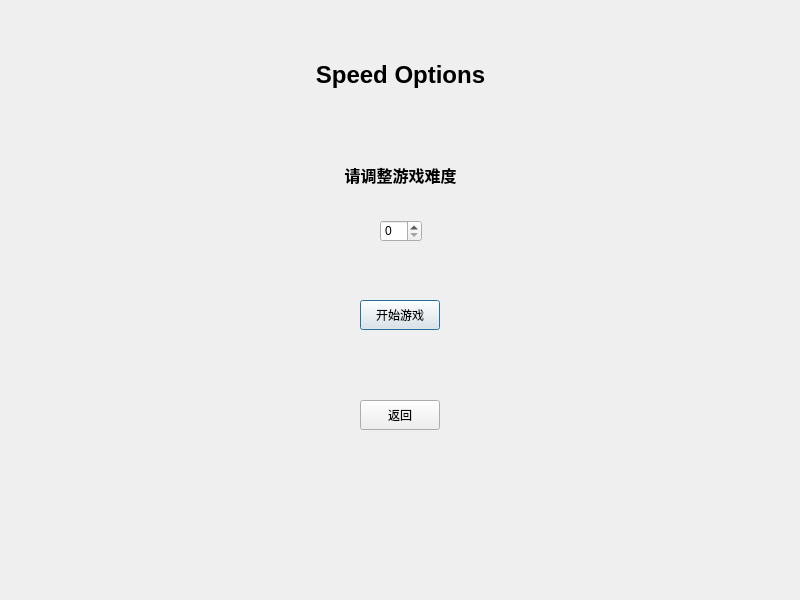
The window that Snake/dialog1.ui (lishurui0612/qtSnake) describes before a commit, drawn with Qt 5.
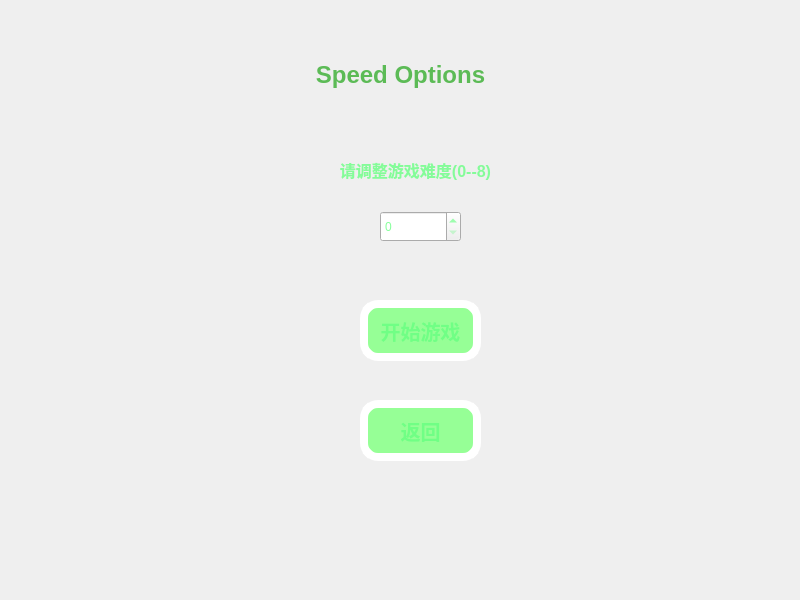
The same window after the commit.

```diff
--- a/Snake/dialog1.ui
+++ b/Snake/dialog1.ui
@@ -28,6 +28,9 @@
      <height>40</height>
     </size>
    </property>
+   <property name="styleSheet">
+    <string notr="true"> color:rgba(51,172,43,200);                                                                  </string>
+   </property>
    <property name="text">
     <string>&lt;html&gt;&lt;head/&gt;&lt;body&gt;&lt;p align=&quot;center&quot;&gt;&lt;span style=&quot; font-size:18pt; font-weight:600;&quot;&gt;Speed Options&lt;/span&gt;&lt;/p&gt;&lt;/body&gt;&lt;/html&gt;</string>
    </property>
@@ -50,10 +53,35 @@
     <rect>
      <x>360</x>
      <y>300</y>
-     <width>80</width>
-     <height>30</height>
+     <width>121</width>
+     <height>61</height>
     </rect>
    </property>
+   <property name="styleSheet">
+    <string notr="true">QPushButton{
+                   background-color:rgb(150,255,150);
+                   border-style:outset;                
+                   border-width:8px;                   
+                   border-radius:18px;                   
+                   border-color:rgb(255,255,255);
+                   font:bold 20px; 
+				 color:rgba(102,255,129,200);                                                                 
+                   padding:6px;                          
+                   
+}
+ QPushButton:pressed{
+                   background-color:rgba(100,200,150,200);
+                   border-color:rgba(255,255,255,30);
+                   border-style:inset;
+                   color:rgba(255,127,0,100);
+                   }
+                 
+ QPushButton:hover{
+ 				background-color:rgba(100,255,150,200);
+                  border-color:rgba(255,255,255,200);
+                  color:rgba(255,127,0,200);
+                   }</string>
+   </property>
    <property name="text">
     <string>开始游戏</string>
    </property>
@@ -63,10 +91,35 @@
     <rect>
      <x>360</x>
      <y>400</y>
-     <width>80</width>
-     <height>30</height>
+     <width>121</width>
+     <height>61</height>
     </rect>
    </property>
+   <property name="styleSheet">
+    <string notr="true">QPushButton{
+                   background-color:rgb(150,255,150);
+                   border-style:outset;                
+                   border-width:8px;                   
+                   border-radius:18px;                   
+                   border-color:rgb(255,255,255);
+                   font:bold 20px; 
+				 color:rgba(102,255,129,200);                                                                 
+                   padding:6px;                          
+                   
+}
+ QPushButton:pressed{
+                   background-color:rgba(100,200,150,200);
+                   border-color:rgba(255,255,255,30);
+                   border-style:inset;
+                   color:rgba(255,127,0,100);
+                   }
+                 
+ QPushButton:hover{
+ 				background-color:rgba(100,255,150,200);
+                  border-color:rgba(255,255,255,200);
+                  color:rgba(255,127,0,200);
+                   }</string>
+   </property>
    <property name="text">
     <string>返回</string>
    </property>
@@ -75,11 +128,14 @@
    <property name="geometry">
     <rect>
      <x>380</x>
-     <y>220</y>
-     <width>42</width>
-     <height>22</height>
+     <y>211</y>
+     <width>81</width>
+     <height>31</height>
     </rect>
    </property>
+   <property name="styleSheet">
+    <string notr="true"> color:rgba(102,255,129,200);                                                                 </string>
+   </property>
    <property name="maximum">
     <number>8</number>
    </property>
@@ -88,9 +144,9 @@
    <property name="geometry">
     <rect>
      <x>290</x>
-     <y>140</y>
-     <width>221</width>
-     <height>71</height>
+     <y>130</y>
+     <width>251</width>
+     <height>81</height>
     </rect>
    </property>
    <property name="minimumSize">
@@ -99,8 +155,11 @@
      <height>40</height>
     </size>
    </property>
+   <property name="styleSheet">
+    <string notr="true"> color:rgba(102,255,129,200);                                                                 </string>
+   </property>
    <property name="text">
-    <string>&lt;html&gt;&lt;head/&gt;&lt;body&gt;&lt;p align=&quot;center&quot;&gt;&lt;span style=&quot; font-size:12pt; font-weight:600;&quot;&gt;请调整游戏难度&lt;/span&gt;&lt;/p&gt;&lt;/body&gt;&lt;/html&gt;</string>
+    <string>&lt;html&gt;&lt;head/&gt;&lt;body&gt;&lt;p align=&quot;center&quot;&gt;&lt;span style=&quot; font-size:12pt; font-weight:600;&quot;&gt;请调整游戏难度(0--8)&lt;/span&gt;&lt;/p&gt;&lt;/body&gt;&lt;/html&gt;</string>
    </property>
   </widget>
  </widget>
```
